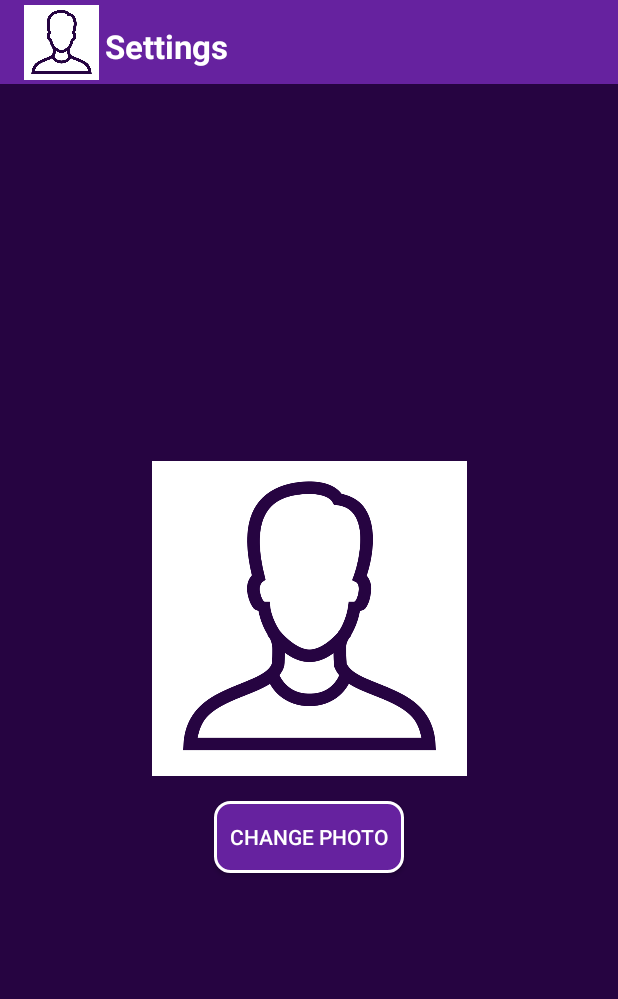
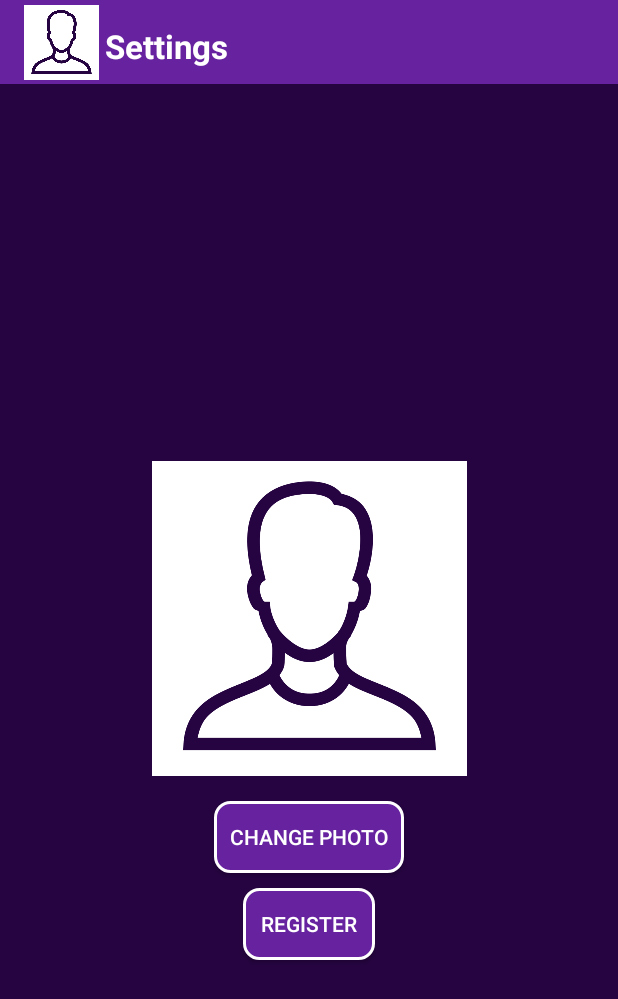
Before and after one commit to named-data-mobile/ndn-photo-app, an Android app: the SettingsActivity screen opened directly, with no data from a screen before it, on a phone screen of 412 x 824 dp. Shown: the top 999 px of the screen. Run offline under Robolectric (Android 15) with nearby library versions, the phone set to English and light mode, and no system bars; our stand-ins replace Picasso; libraries missing offline, so code that uses them is left out: net.named_data.jndn; pictures from the network do not load.

Commit message:
Added Register Button

```diff
--- a/app/src/main/res/layout/activity_settings.xml
+++ b/app/src/main/res/layout/activity_settings.xml
@@ -40,4 +40,19 @@
         app:layout_constraintTop_toBottomOf="@id/profilePhoto"
         />
 
+    <Button
+        android:id="@+id/register"
+        android:layout_width="wrap_content"
+        android:layout_height="wrap_content"
+        android:background="@drawable/rounded_button"
+        android:onClick="register"
+        android:layout_marginTop="@dimen/margin_10dp"
+        android:text="@string/register"
+        android:padding="@dimen/margin_10dp"
+        android:textColor="@color/white"
+        app:layout_constraintRight_toRightOf="parent"
+        app:layout_constraintLeft_toLeftOf="parent"
+        app:layout_constraintTop_toBottomOf="@id/changePhotoButton"
+        />
+
 </android.support.constraint.ConstraintLayout>
```
